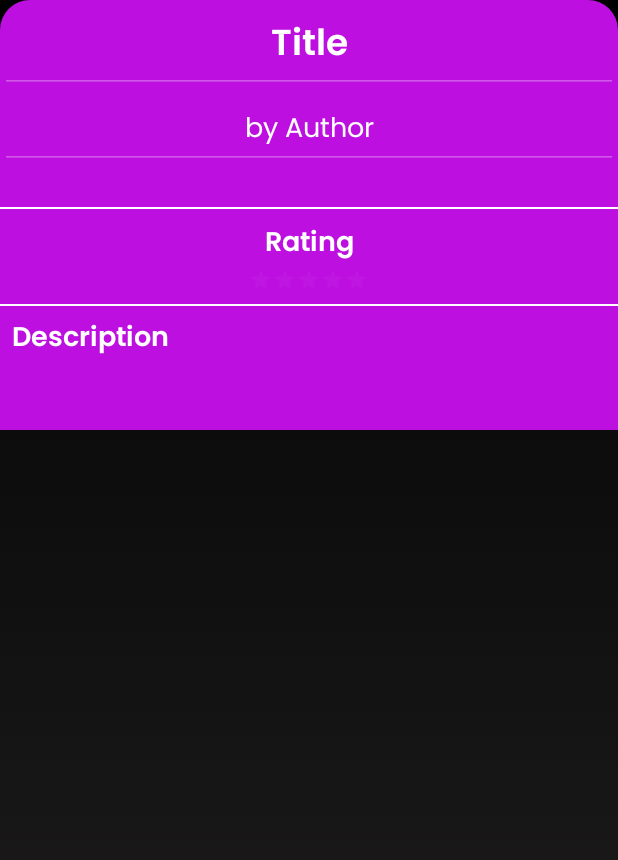
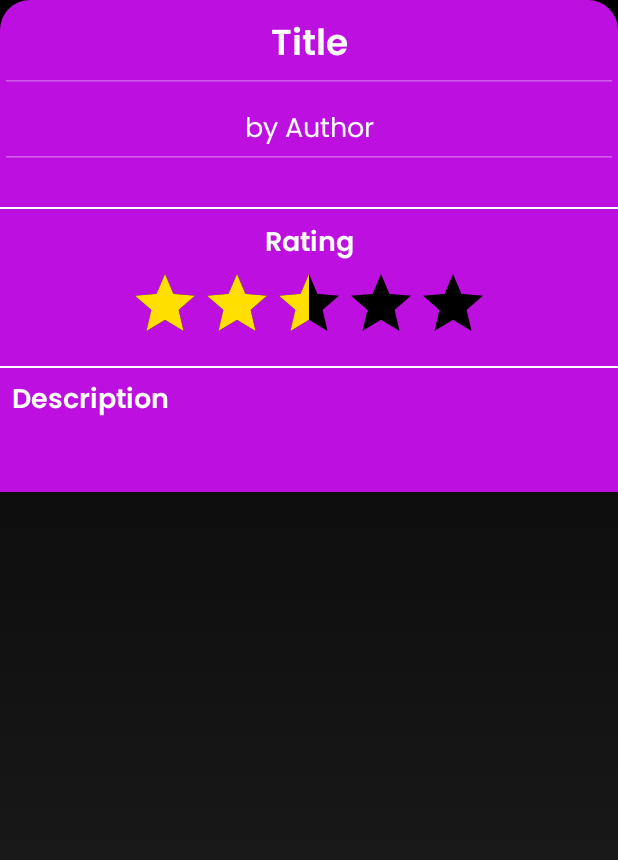
Before and after one commit to CMPUT301W19T09/SkipTheLibrary, an Android app: the ViewBookActivity screen opened directly, with no data from a screen before it, on a phone screen of 412 x 824 dp. Shown: the top 860 px of the screen. Run offline under Robolectric (Android 15) with nearby library versions, the phone set to English and light mode, and no system bars; our stand-ins replace Firebase (no records; nobody signed in at launch, a user with empty details on screens opened directly); 1 statement that could not run was skipped.

Commit message:
fixed ratingbar ui

```diff
--- a/app/src/main/java/com/stl/skipthelibrary/Activities/ViewBookActivity.java
+++ b/app/src/main/java/com/stl/skipthelibrary/Activities/ViewBookActivity.java
@@ -396,10 +396,14 @@ public class ViewBookActivity extends AppCompatActivity {
     private void fillBookDescriptionFields(){
         title_element.setText(book.getDescription().getTitle());
         author_element.setText(book.getDescription().getAuthor());
+
         rating_element.setMax(book.getRating().getMaxRating());
+        rating_element.setStepSize((float) 0.5);
+        rating_element.setRating((float) book.getRating().getAverageRating());
+
         Log.d(TAG, "fillBookDescriptionFields: rating "+book.getRating());
-        rating_element.setRating((float)book.getRating().getAverageRating());
         Log.d(TAG, "fillBookDescriptionFields: ratings "+ rating_element.getRating() + " " + rating_element.getNumStars() + " " + rating_element.getStepSize());
+
         synopsis_element.setText(book.getDescription().getSynopsis());
         bookImages.addAll(book.getImages());
         Log.d("BOOK PICS: ", bookImages.toString());
@@ -422,12 +426,10 @@ public class ViewBookActivity extends AppCompatActivity {
         if (isEditable) {
             title_element.setEnabled(true);
             author_element.setEnabled(true);
-            rating_element.setEnabled(false);
             synopsis_element.setEnabled(true);
         } else {
             title_element.setEnabled(false);
             author_element.setEnabled(false);
-            rating_element.setEnabled(false);
             synopsis_element.setEnabled(false);
         }
     }
--- a/app/src/main/res/layout/book_description.xml
+++ b/app/src/main/res/layout/book_description.xml
@@ -90,14 +90,17 @@
             android:id="@+id/rating_bar_element"
             android:layout_width="wrap_content"
             android:layout_height="wrap_content"
+            android:alpha="1"
             android:numStars="5"
+            android:progressBackgroundTint="@color/black"
+            android:progressTint="@color/gold"
+            android:isIndicator="true"
+            android:rating="2.5"
+            android:secondaryProgressTint="@color/Transparent"
             android:stepSize="0.5"
-            style="@style/ratingBarSmall"
-            android:progressTint="@color/white"
+            app:layout_constraintEnd_toEndOf="parent"
             app:layout_constraintStart_toStartOf="parent"
-            app:layout_constraintEnd_toEndOf="parent"
-            app:layout_constraintTop_toBottomOf="@id/rating_header"
-            />
+            app:layout_constraintTop_toBottomOf="@id/rating_header" />
 
         <View
             android:id="@+id/rating_bar_divider"
@@ -147,6 +150,7 @@
             app:layout_constraintHorizontal_bias="0.0"
             app:layout_constraintStart_toStartOf="parent"
             app:layout_constraintTop_toBottomOf="@+id/author_element"
+            tools:itemCount="1"
             tools:listitem="@layout/book_image_list_item">
 
         </androidx.recyclerview.widget.RecyclerView>
--- a/app/src/main/res/values/colors.xml
+++ b/app/src/main/res/values/colors.xml
@@ -15,5 +15,7 @@
     <color name="REQUESTED">#F5A83C</color>
     <color name="BORROWED">#D91D1B</color>
     <color name="highlight">@color/ACCEPTED</color>
+    <color name="gold">#FFDF00</color>
+    <color name="Transparent">#00000000</color>
 
 </resources>
```
